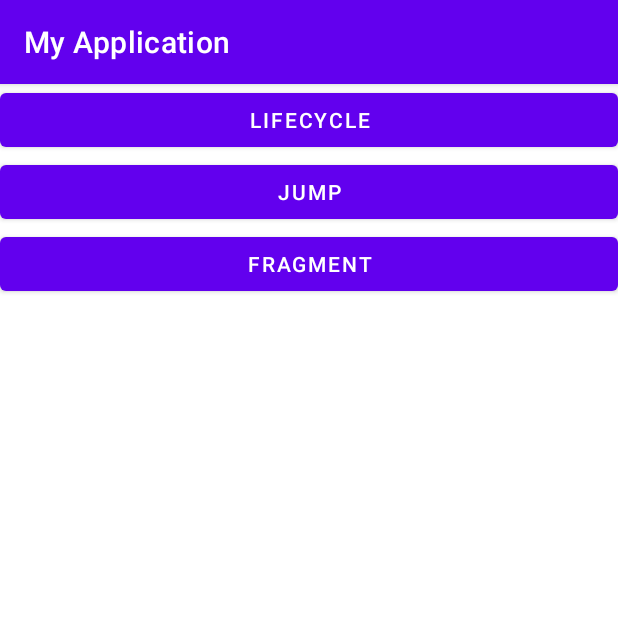
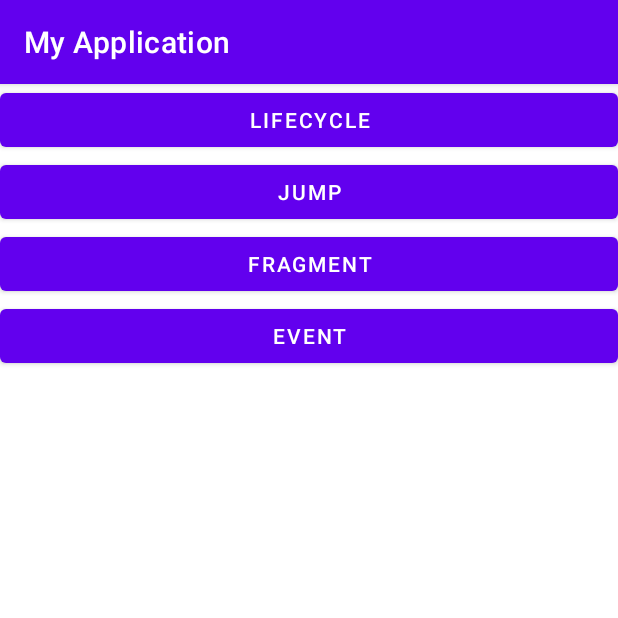
Before and after one commit to xiuyi007/Android_learning, an Android app: the LearningActivity screen opened directly, with no data from a screen before it, on a phone screen of 412 x 824 dp, the top half of it. Run offline under Robolectric (Android 15) with nearby library versions, the phone set to English and light mode, and no system bars.

Commit message:
add the listener part learning

```diff
--- a/app/src/main/java/com/li/myapplication/LearningActivity.java
+++ b/app/src/main/java/com/li/myapplication/LearningActivity.java
@@ -15,6 +15,7 @@ public class LearningActivity extends AppCompatActivity {
     private Button mBtnLife;
     private Button mBtnJump;
     private Button mBtnFrag;
+    private Button mBtnEvent;
     @Override
     protected void onCreate(Bundle savedInstanceState) {
         super.onCreate(savedInstanceState);
@@ -22,9 +23,11 @@ public class LearningActivity extends AppCompatActivity {
         mBtnLife = findViewById(R.id.btn_lifecycle);
         mBtnJump = findViewById(R.id.btn_jump);
         mBtnFrag= findViewById(R.id.btn_frag);
+        mBtnEvent= findViewById(R.id.btn_evt);
         mBtnLife.setOnClickListener(new ClickListener());
         mBtnJump.setOnClickListener(new ClickListener());
         mBtnFrag.setOnClickListener(new ClickListener());
+        mBtnEvent.setOnClickListener(new ClickListener());
     }
 
     class ClickListener implements View.OnClickListener {
@@ -43,6 +46,9 @@ public class LearningActivity extends AppCompatActivity {
                 case R.id.btn_frag:
                     intent = new Intent(LearningActivity.this, ContainerActivity.class);
                     break;
+                case R.id.btn_evt:
+                    intent = new Intent(LearningActivity.this, EventActivity.class);
+                    break;
             }
             startActivity(intent);
         }
--- a/app/src/main/res/layout/activity_learning.xml
+++ b/app/src/main/res/layout/activity_learning.xml
@@ -24,4 +24,10 @@
         android:id="@+id/btn_frag"
         android:text="Fragment" />
 
+    <Button
+        android:layout_width="match_parent"
+        android:layout_height="wrap_content"
+        android:id="@+id/btn_evt"
+        android:text="EVENT" />
+
 </LinearLayout>
```
Also changed, not shown: app/src/main/AndroidManifest.xml (+8 -1 lines), app/src/main/java/com/li/myapplication/EventActivity.java (added, +64 -0 lines), app/src/main/res/layout/activity_event.xml (added, +16 -0 lines).
